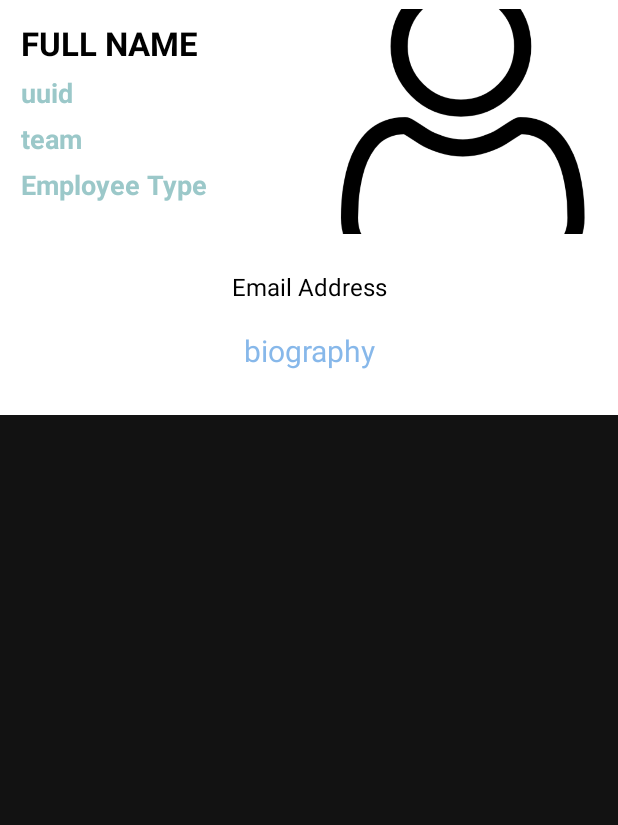
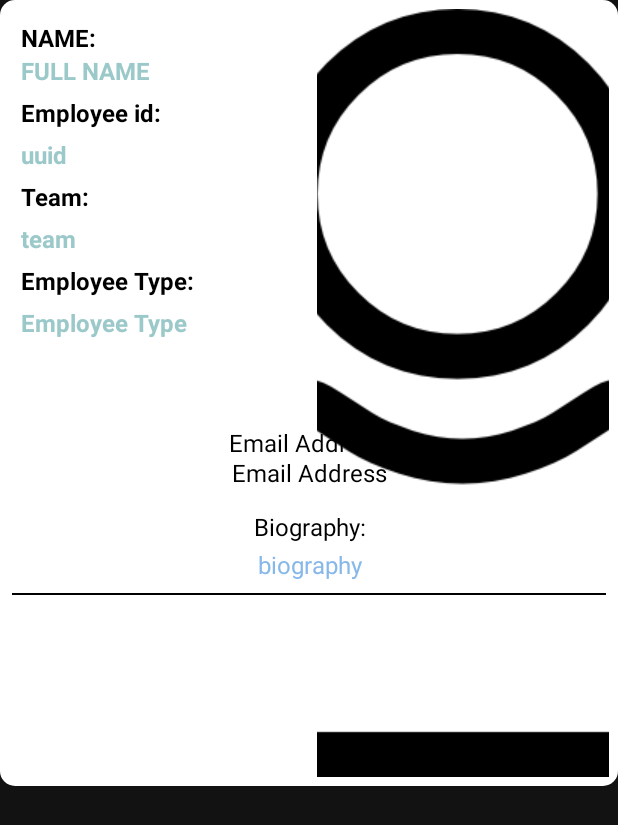
Before and after one commit to Nduba456/block_app, an Android app: the layout employee_list_item.xml on its own in the app's theme, with its tools: preview values and no code run, on a phone screen of 412 x 824 dp. Shown: the top 825 px of the screen. Run offline under Robolectric (Android 15) with nearby library versions, the phone set to English and light mode, and no system bars.

Commit message:
image update

```diff
--- a/app/src/main/java/com/myapplication/service/RetrofitInstance.kt
+++ b/app/src/main/java/com/myapplication/service/RetrofitInstance.kt
@@ -20,7 +20,6 @@ import javax.inject.Singleton
 class RetrofitInstance @Inject constructor() {
 
     private val baseUrl = "https://s3.amazonaws.com/sq-mobile-interview/"
-
 
     @Provides
     @Singleton
--- a/app/src/main/java/com/myapplication/view/EmployeeFragment.kt
+++ b/app/src/main/java/com/myapplication/view/EmployeeFragment.kt
@@ -8,6 +8,8 @@ import android.view.ViewGroup
 import android.widget.Toast
 import androidx.lifecycle.Observer
 import androidx.recyclerview.widget.LinearLayoutManager
+import androidx.recyclerview.widget.RecyclerView
+import com.myapplication.R
 import com.myapplication.databinding.FragmentEmployeeBinding
 import com.myapplication.service.Api
 import com.myapplication.service.repository.Repository
@@ -21,7 +23,6 @@ import javax.inject.Inject
 
 class EmployeeFragment : BaseFragment<EmployeeViewModel, FragmentEmployeeBinding, Repository>() {
 
-    private lateinit var employeeBinding: FragmentEmployeeBinding
     private lateinit var employeeAdapter: EmployeeAdapter
 
     override fun getViewModel(): Class<EmployeeViewModel> {
@@ -41,13 +42,11 @@ class EmployeeFragment : BaseFragment<EmployeeViewModel, FragmentEmployeeBinding
     override fun onViewCreated(view: View, savedInstanceState: Bundle?) {
         super.onViewCreated(view, savedInstanceState)
 
-        employeeBinding = getFragmentBinding(layoutInflater, view as ViewGroup?)
-
         setUpRecyclerView()
         viewModel.employeeData.observe(viewLifecycleOwner, Observer {
             when (it){
                 is Resource.Success -> {
-                    val employeeList = it.value.employees
+                    val employeeList = ( it.value.employees)
                     if (employeeList.isNullOrEmpty()) {
                         Toast.makeText(requireContext(), "No employees available", Toast.LENGTH_SHORT).show()
                     } else {
@@ -63,20 +62,16 @@ class EmployeeFragment : BaseFragment<EmployeeViewModel, FragmentEmployeeBinding
                 }
                 is Resource.Failure -> {
                     Toast.makeText(requireContext(), "failed", Toast.LENGTH_SHORT).show()
-
                 }
-
             }
         })
-
         viewModel.getEmployee()
     }
     private fun setUpRecyclerView() {
         employeeAdapter = EmployeeAdapter()
-        employeeBinding.employeeRecyclerView.apply {
-            layoutManager = LinearLayoutManager(requireContext())
-            adapter = employeeAdapter
-        }
+        val employeeRecyclerView = binding.employeeRecyclerView
+        employeeRecyclerView.layoutManager = LinearLayoutManager(requireContext(), LinearLayoutManager.VERTICAL, false)
+        employeeRecyclerView.adapter = employeeAdapter
         Log.d("RecyclerView", "RecyclerView is set up")
     }
 
--- a/app/src/main/java/com/myapplication/view/adapter/EmployeeAdapter.kt
+++ b/app/src/main/java/com/myapplication/view/adapter/EmployeeAdapter.kt
@@ -1,9 +1,11 @@
 package com.myapplication.view.adapter
 
+import android.media.Image
 import android.util.Log
 import android.view.LayoutInflater
 import android.view.View
 import android.view.ViewGroup
+import android.widget.ImageView
 import android.widget.TextView
 import androidx.recyclerview.widget.AsyncListDiffer
 import androidx.recyclerview.widget.DiffUtil
@@ -11,22 +13,22 @@ import androidx.recyclerview.widget.RecyclerView
 import com.myapplication.R
 import com.myapplication.model.Employee
 import com.myapplication.model.EmployeeX
+import com.squareup.picasso.Picasso
 
 class EmployeeAdapter() : RecyclerView.Adapter<EmployeeAdapter.EmployeeViewHolder>() {
-
     inner class EmployeeViewHolder(itemView: View): RecyclerView.ViewHolder(itemView) {
         val employeeName: TextView = itemView.findViewById(R.id.full_name)
         var employeeEmail: TextView = itemView.findViewById(R.id.email_address)
         val employeeTeam: TextView = itemView.findViewById(R.id.text_team)
         val employeeUuid: TextView = itemView.findViewById(R.id.text_uuid)
         val employeeType: TextView = itemView.findViewById(R.id.employee_type)
+        val employeePic: ImageView = itemView.findViewById(R.id.employee_image)
+        val employeeBiography: TextView = itemView.findViewById(R.id.text_title1)
     }
-
     override fun onCreateViewHolder(parent: ViewGroup, viewType: Int): EmployeeViewHolder {
-        val employeeData = LayoutInflater.from(parent.context).inflate(R.layout.employee_list_item, parent, false)
+        val employeeData = LayoutInflater.from(parent.context).inflate(R.layout.employee_list_item  , parent, false)
         return EmployeeViewHolder(employeeData)
     }
-
 
     private val differCallBackStack = object : DiffUtil.ItemCallback<EmployeeX>() {
         override fun areItemsTheSame(oldItem: EmployeeX, newItem: EmployeeX): Boolean {
@@ -39,21 +41,28 @@ class EmployeeAdapter() : RecyclerView.Adapter<EmployeeAdapter.EmployeeViewHolde
     }
     val differ = AsyncListDiffer(this, differCallBackStack)
 
-    override fun getItemCount(): Int {
-        return differ.currentList.size
-    }
 
     override fun onBindViewHolder(holder: EmployeeViewHolder, position: Int) {
         val employeeDetails = differ.currentList[position]
+        holder.itemView.apply {
+            Log.d("Adapter", "Binding data for: ${employeeDetails.full_name}")
 
-        Log.d("Adapter", "Binding data for: ${employeeDetails.full_name}")
-
-        holder.employeeName.text = employeeDetails.full_name
+            holder.employeeName.text = employeeDetails.full_name
             holder.employeeEmail.text = employeeDetails.email_address
             holder.employeeTeam.text = employeeDetails.team
             holder.employeeUuid.text = employeeDetails.uuid
             holder.employeeType.text = employeeDetails.employee_type
+            holder.employeeBiography.text = employeeDetails.biography
 
-
+            if (employeeDetails.photo_url_small.isNotEmpty()) {
+                val smallImage = employeeDetails.photo_url_small
+                Picasso.get()
+                    .load(smallImage)
+                    .into(holder.employeePic)
+            }
+        }
+    }
+    override fun getItemCount(): Int {
+        return differ.currentList.size
     }
 }
--- a/app/src/main/res/layout/activity_main.xml
+++ b/app/src/main/res/layout/activity_main.xml
@@ -4,7 +4,6 @@
     xmlns:tools="http://schemas.android.com/tools"
     android:layout_width="match_parent"
     android:layout_height="match_parent"
-    android:background="@color/white"
     android:fitsSystemWindows="true"
     tools:context=".MainActivity">
 
--- a/app/src/main/res/layout/employee_list_item.xml
+++ b/app/src/main/res/layout/employee_list_item.xml
@@ -3,13 +3,13 @@
     xmlns:app="http://schemas.android.com/apk/res-auto"
     android:layout_width="match_parent"
     android:layout_height="wrap_content"
-    android:background="@color/white"
+    android:background="@drawable/employee_background"
     xmlns:tools="http://schemas.android.com/tools">
 
     <LinearLayout
         android:id="@+id/layout_linear"
         android:layout_width="match_parent"
-        android:layout_height="150dp"
+        android:layout_height="wrap_content"
         android:layout_margin="6dp"
         android:orientation="horizontal"
         android:weightSum="3">
@@ -22,17 +22,38 @@
             android:orientation="vertical">
 
             <TextView
+                android:id="@+id/name"
+                android:layout_width="match_parent"
+                android:layout_height="wrap_content"
+                android:maxLines="10"
+                android:text="Name:"
+                android:textAllCaps="true"
+                android:textColor="@color/black"
+                android:textSize="16sp"
+                android:textStyle="bold" />
+
+            <TextView
                 android:id="@+id/full_name"
                 android:layout_width="match_parent"
                 android:layout_height="wrap_content"
                 android:maxLines="10"
                 android:text="Full Name"
                 android:textAllCaps="true"
-                android:textColor="@color/black"
-                android:textSize="22sp"
+                android:textColor="#9bc8c9"
+                android:textSize="16sp"
                 android:textStyle="bold" />
 
 
+            <TextView
+                android:id="@+id/user_id"
+                android:layout_width="match_parent"
+                android:layout_height="wrap_content"
+                android:layout_marginTop="6dp"
+                android:maxLines="3"
+                android:text="Employee id:"
+                android:textColor="@color/black"
+                android:textSize="16sp"
+                android:textStyle="bold" />
             <TextView
                 android:id="@+id/text_uuid"
                 android:layout_width="match_parent"
@@ -41,7 +62,18 @@
                 android:maxLines="3"
                 android:text="uuid"
                 android:textColor="#9bc8c9"
-                android:textSize="18sp"
+                android:textSize="16sp"
+                android:textStyle="bold" />
+
+            <TextView
+                android:id="@+id/employee_team"
+                android:layout_width="match_parent"
+                android:layout_height="wrap_content"
+                android:layout_marginTop="6dp"
+                android:maxLines="3"
+                android:text="Team:"
+                android:textColor="@color/black"
+                android:textSize="16sp"
                 android:textStyle="bold" />
             <TextView
                 android:id="@+id/text_team"
@@ -51,8 +83,20 @@
                 android:maxLines="3"
                 android:text="team"
                 android:textColor="#9bc8c9"
-                android:textSize="18sp"
+                android:textSize="16sp"
                 android:textStyle="bold" />
+            <TextView
+                android:id="@+id/type"
+                android:layout_width="match_parent"
+                android:layout_height="wrap_content"
+                android:layout_marginTop="6dp"
+                android:maxLines="3"
+                android:text="Employee Type:"
+                android:textColor="@color/black"
+                android:textSize="16sp"
+                android:textStyle="bold" />
+
+
             <TextView
                 android:id="@+id/employee_type"
                 android:layout_width="match_parent"
@@ -61,13 +105,13 @@
                 android:maxLines="3"
                 android:text="Employee Type"
                 android:textColor="#9bc8c9"
-                android:textSize="18sp"
+                android:textSize="16sp"
                 android:textStyle="bold" />
 
         </LinearLayout>
 
         <ImageView
-            android:id="@+id/img_headline"
+            android:id="@+id/employee_image"
             android:layout_width="100dp"
             android:layout_height="wrap_content"
             android:layout_weight="1"
@@ -80,13 +124,26 @@
     <androidx.constraintlayout.widget.ConstraintLayout
         android:layout_width="match_parent"
         android:layout_height="wrap_content"
-        android:layout_marginTop="170dp">
+        android:layout_marginTop="270dp">
+
+        <TextView
+            android:id="@+id/emailAddress"
+            android:layout_width="match_parent"
+            android:layout_height="30dp"
+            android:layout_marginTop="10dp"
+            android:gravity="center"
+            android:text="Email Address:"
+            android:textColor="@color/black"
+            android:textSize="16sp"
+            app:layout_constraintEnd_toEndOf="parent"
+            app:layout_constraintStart_toStartOf="parent"
+            app:layout_constraintTop_toTopOf="parent" />
 
         <TextView
             android:id="@+id/email_address"
             android:layout_width="match_parent"
-            android:layout_height="20dp"
-            android:layout_marginTop="10dp"
+            android:layout_height="30dp"
+            android:layout_marginTop="30dp"
             android:gravity="center"
             android:text="Email Address"
             android:textColor="@color/black"
@@ -96,27 +153,39 @@
             app:layout_constraintTop_toTopOf="parent" />
 
         <TextView
+            android:id="@+id/texttitle1"
+            android:layout_width="match_parent"
+            android:layout_height="wrap_content"
+            android:layout_marginTop="10dp"
+            android:gravity="center"
+            android:text="Biography:"
+            android:textColor="@color/black"
+            android:textSize="16sp"
+            app:layout_constraintEnd_toEndOf="parent"
+            app:layout_constraintStart_toStartOf="parent"
+            app:layout_constraintTop_toBottomOf="@id/email_address" />
+        <TextView
             android:id="@+id/text_title1"
             android:layout_width="match_parent"
             android:layout_height="wrap_content"
-            android:layout_marginTop="20dp"
+            android:layout_marginTop="35dp"
             android:gravity="center"
             android:text="biography"
             android:textColor="#87b8ea"
-            android:textSize="20sp"
+            android:textSize="16sp"
             app:layout_constraintEnd_toEndOf="parent"
             app:layout_constraintStart_toStartOf="parent"
             app:layout_constraintTop_toBottomOf="@id/email_address" />
 
-        <TextView
-            android:id="@+id/text_publishedAt"
-            android:layout_width="wrap_content"
-            android:layout_height="wrap_content"
-            android:layout_marginTop="10dp"
-            android:text=""
+        <View
+            android:layout_width="match_parent"
+            android:layout_height="1dp"
+            android:background="@color/black"
+            android:layout_margin="8dp"
             app:layout_constraintEnd_toEndOf="parent"
             app:layout_constraintStart_toStartOf="parent"
-            app:layout_constraintTop_toBottomOf="@id/text_title1" />
+            app:layout_constraintTop_toBottomOf="@id/text_title1"
+            />
 
 
     </androidx.constraintlayout.widget.ConstraintLayout>
--- a/app/src/main/res/layout/fragment_employee_.xml
+++ b/app/src/main/res/layout/fragment_employee_.xml
@@ -39,7 +39,6 @@
         android:layout_height="0dp"
         android:orientation="vertical"
         android:visibility="visible"
-        android:background="@drawable/employee_background"
         app:layout_constraintTop_toBottomOf="@id/toolBar"
         app:layout_constraintBottom_toBottomOf="parent"
         app:layout_constraintStart_toStartOf="parent"
--- a/app/src/main/res/navigation/nav_graph.xml
+++ b/app/src/main/res/navigation/nav_graph.xml
@@ -1,6 +1,13 @@
 <?xml version="1.0" encoding="utf-8"?>
 <navigation xmlns:android="http://schemas.android.com/apk/res/android"
-             xmlns:app="http://schemas.android.com/apk/res-auto"
-             android:id="@+id/nav_graph">
+    xmlns:app="http://schemas.android.com/apk/res-auto"
+    xmlns:tools="http://schemas.android.com/tools"
+    android:id="@+id/nav_graph"
+    app:startDestination="@id/employeeFragment">
 
+    <fragment
+        android:id="@+id/employeeFragment"
+        android:name="com.myapplication.view.EmployeeFragment"
+        android:label="fragment_employee_"
+        tools:layout="@layout/fragment_employee_" />
 </navigation>
```
